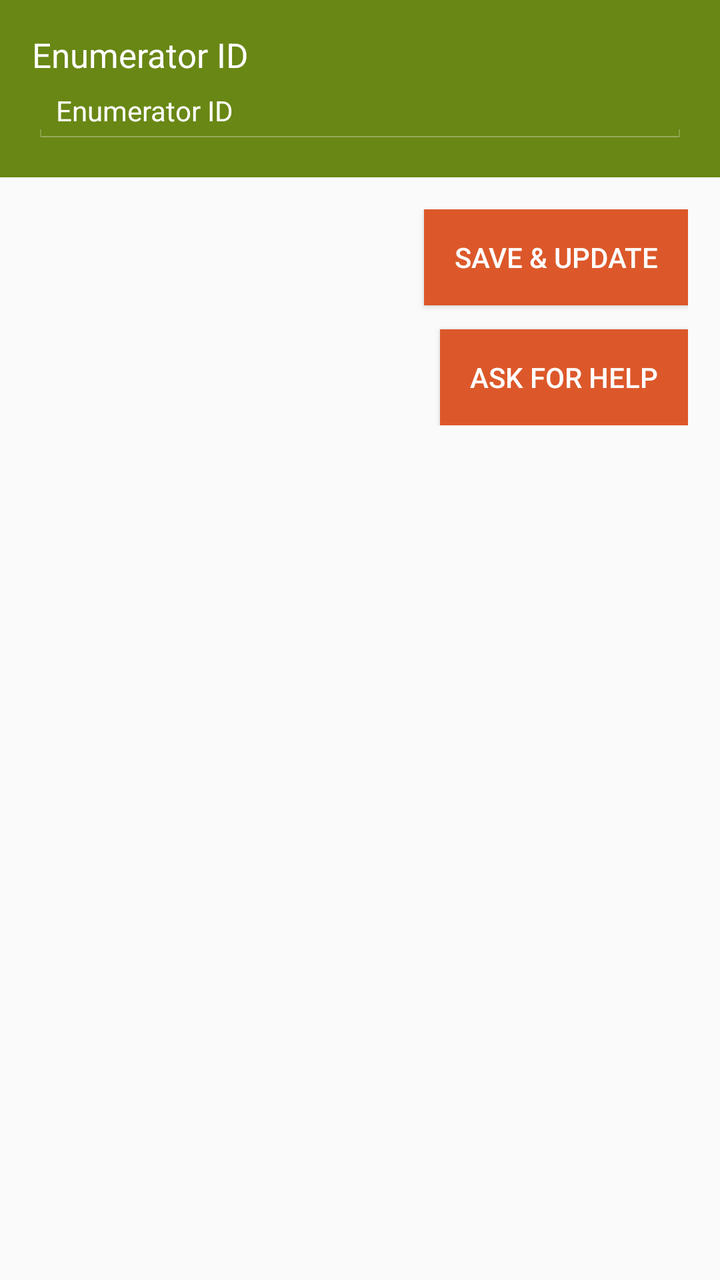
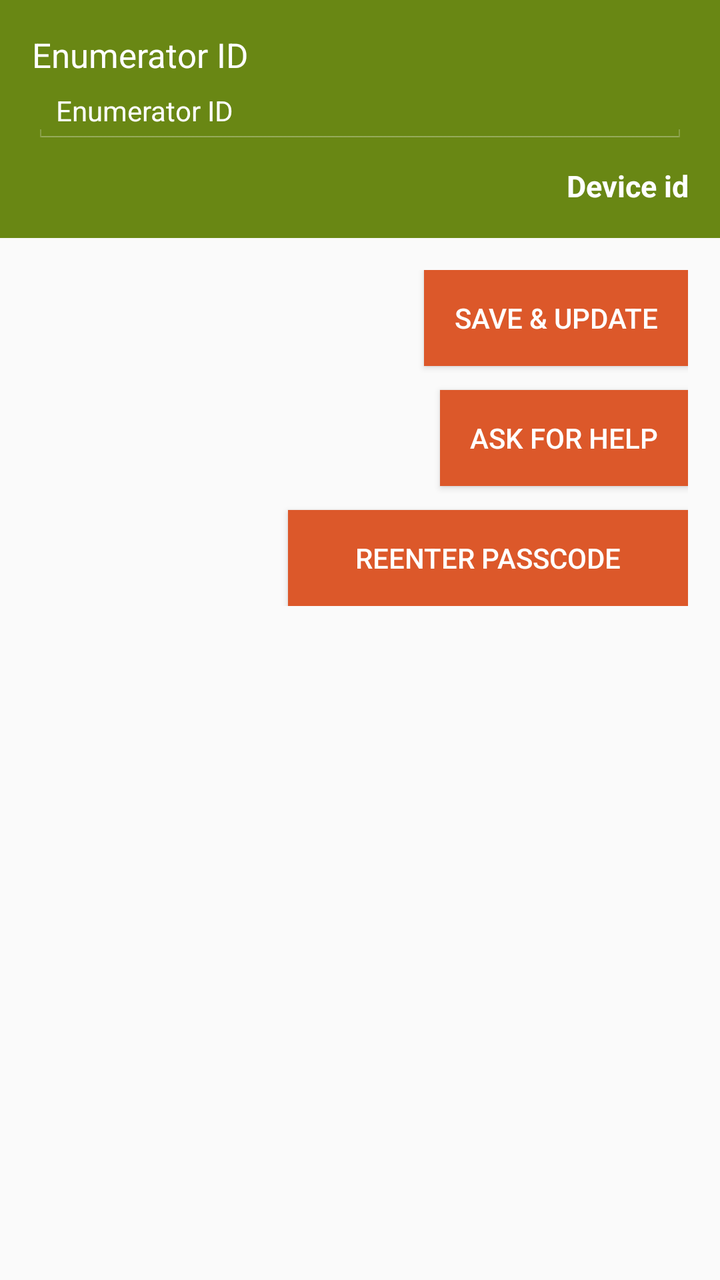

Compare the two renders of this Android layout. The source of the first and the diff that turns it into the second are given below.
<!-- AndroidManifest.xml: application theme AppCompactTheme -->
<!-- res/layout/activity_settings.xml -->
<RelativeLayout xmlns:android="http://schemas.android.com/apk/res/android"
    xmlns:app="http://schemas.android.com/apk/res-auto"
    xmlns:tools="http://schemas.android.com/tools"
    android:layout_width="match_parent"
    android:layout_height="match_parent"
    android:background="@color/ofis_page_background"
    tools:context="com.olam.digital.ofis.SettingsActivity"
    tools:ignore="Overdraw">

    <LinearLayout
        android:id="@+id/middleSection"
        android:layout_width="match_parent"
        android:layout_height="wrap_content"
        android:background="@color/ofis_farmer_screen_actions_background"
        android:orientation="vertical"
        android:paddingBottom="@dimen/activity_vertical_margin"
        android:paddingLeft="@dimen/activity_horizontal_margin"
        android:paddingRight="@dimen/activity_horizontal_margin"
        android:paddingTop="@dimen/activity_vertical_margin">

        <LinearLayout
            android:layout_width="match_parent"
            android:layout_height="match_parent"
            android:orientation="horizontal">

            <TextView
                android:id="@+id/pageTitle"
                android:layout_width="0dp"
                android:layout_height="match_parent"
                android:layout_weight="1"
                android:text="@string/Enumerator_ID"
                android:textColor="@color/ofis_base_font_white"
                android:textSize="@dimen/ofis_large_text" />

        </LinearLayout>

        <LinearLayout
            android:layout_width="match_parent"
            android:layout_height="match_parent"
            android:orientation="vertical">

            <EditText
                android:id="@+id/enumeratorID"
                android:layout_width="match_parent"
                android:layout_height="0dp"
                android:layout_weight="1"
                android:background="@drawable/ofis_edit_text_holo_dark"
                android:hint="@string/Enumerator_ID"
                android:inputType="number"
                android:textColor="@color/ofis_base_font_white"
                android:textColorHint="@color/ofis_base_font_white"
                android:textSize="@dimen/ofis_input_field_text" />

        </LinearLayout>

    </LinearLayout>

    <ScrollView
        android:layout_width="match_parent"
        android:layout_height="match_parent"
        android:layout_below="@+id/middleSection">

        <LinearLayout
            android:id="@+id/bottomSection"
            android:layout_width="match_parent"
            android:layout_height="wrap_content"
            android:gravity="end"
            android:orientation="vertical"
            android:paddingBottom="@dimen/activity_vertical_margin"
            android:paddingLeft="@dimen/activity_horizontal_margin"
            android:paddingRight="@dimen/activity_horizontal_margin"
            android:paddingTop="@dimen/activity_vertical_margin">

            <Button
                android:id="@+id/buttonSave"
                android:layout_width="wrap_content"
                android:layout_height="wrap_content"
                android:layout_marginBottom="@dimen/ofis_large_pad"
                android:background="@color/ofis_action_button_background"
                android:paddingLeft="15dp"
                android:paddingRight="15dp"
                android:text="@string/ofis_first_run_save_update"
                android:textColor="@color/ofis_base_font_white" />

            <Button
                android:id="@+id/buttonAssistance"
                android:layout_width="wrap_content"
                android:layout_height="wrap_content"
                android:background="@color/ofis_action_button_background"
                android:paddingLeft="15dp"
                android:paddingRight="15dp"
                android:text="@string/ofis_request_help"
                android:textColor="@color/ofis_base_font_white" />
            <Button
                android:id="@+id/buttonPrivacyConsent"
                android:layout_width="wrap_content"
                android:layout_height="wrap_content"
                android:background="@color/ofis_action_button_background"
                android:paddingLeft="15dp"
                android:paddingRight="15dp"
                android:visibility="gone"
                android:text="@string/ofis_request_help"
                android:textColor="@color/ofis_base_font_white" />

        </LinearLayout>

    </ScrollView>
    
    <LinearLayout
        android:id="@+id/helpRequestHolder"
        android:layout_width="match_parent"
        android:layout_height="match_parent"
        android:layout_margin="@dimen/ofis_input_field_bottom_margin"
        android:background="@drawable/border"
        android:orientation="vertical"
        android:visibility="gone">

        <LinearLayout
            android:layout_width="match_parent"
            android:layout_height="wrap_content"
            android:background="@drawable/bottom_border"
            android:paddingBottom="8dp"
            android:paddingLeft="@dimen/ofis_bottom_section_padding_vertical"
            android:paddingTop="10dp"
            android:weightSum="10">

            <TextView
                android:layout_width="wrap_content"
                android:layout_height="match_parent"
                android:layout_gravity="start|top"
                android:layout_weight="9"
                android:text="@string/ofis_request_help"
                android:textSize="@dimen/ofis_med_text"
                android:textStyle="bold" />

            <ImageButton
                android:id="@+id/helpCloseButton"
                android:layout_width="wrap_content"
                android:layout_height="match_parent"
                android:layout_gravity="end|top"
                android:layout_weight="1"
                android:background="@android:color/transparent"
                android:contentDescription="@string/ofis_switch_text_no"
                android:scaleType="fitStart"
                app:srcCompat="@drawable/ic_consent_close" />
        </LinearLayout>

        <ScrollView
            android:layout_width="match_parent"
            android:layout_height="wrap_content"
            android:paddingBottom="5dp">

            <LinearLayout
                android:layout_width="match_parent"
                android:layout_height="wrap_content"
                android:orientation="vertical"
                android:paddingBottom="8dp"
                android:paddingLeft="@dimen/ofis_bottom_section_padding_horizontal"
                android:paddingRight="@dimen/ofis_bottom_section_padding_horizontal"
                android:paddingTop="10dp">

                <EditText
                    android:id="@+id/UserName"
                    android:layout_width="match_parent"
                    android:layout_height="wrap_content"
                    android:layout_marginBottom="@dimen/ofis_input_field_bottom_margin"
                    android:hint="@string/Your_Name"
                    android:inputType="textCapWords"
                    android:textColor="@color/ofis_text_field"
                    android:textColorHint="@color/ofis_text_field"
                    android:textSize="@dimen/ofis_input_field_text" />
                <LinearLayout
                    android:layout_width="match_parent"
                    android:layout_height="wrap_content"
                    android:orientation="horizontal">
                                        <Spinner
                    android:layout_width="0dp"
                    android:layout_height="wrap_content"
                    android:id="@+id/spinner_country"
                    android:hint="@string/Country"
                    android:layout_weight="4"
                    android:layout_marginBottom="@dimen/ofis_input_field_bottom_margin"

                    android:textColor="@color/ofis_base_font_dark"
                    style="@style/AppTheme" />
                    <EditText
                        android:layout_width="0dp"
                        android:layout_height="wrap_content"
                        android:layout_weight="6"
                        android:id="@+id/UserPhoneNo"
                        android:textColor="@color/ofis_text_field"
                        android:textColorHint="@color/ofis_text_field"
                        android:digits="0123456789"
                        android:layout_marginBottom="@dimen/ofis_input_field_bottom_margin"
                        android:hint="@string/Your_phone_number"
                        android:layout_marginLeft="@dimen/ofis_small_pad"
                        android:textSize="@dimen/ofis_input_field_text"
                        android:inputType="phone"/>

                </LinearLayout>

                <EditText
                    android:id="@+id/FaultDescription"
                    android:layout_width="match_parent"
                    android:layout_height="@dimen/ofis_multiline_help_height"
                    android:layout_gravity="start"
                    android:layout_marginBottom="@dimen/ofis_input_field_bottom_margin"
                    android:hint="@string/problem_description"
                    android:inputType="textMultiLine"
                    android:textColor="@color/ofis_text_field"
                    android:textColorHint="@color/ofis_text_field"
                    android:textSize="@dimen/ofis_input_field_text" />

                <Button
                    android:id="@+id/buttonAssistanceSend"
                    android:layout_width="wrap_content"
                    android:layout_height="wrap_content"
                    android:layout_gravity="bottom|end"
                    android:layout_marginLeft="10dp"
                    android:layout_marginStart="10dp"
                    android:background="@color/ofis_action_button_background"
                    android:paddingLeft="15dp"
                    android:paddingRight="15dp"
                    android:text="@string/send_button"
                    android:textColor="@color/ofis_base_font_white" />
            </LinearLayout>
        </ScrollView>

    </LinearLayout>

</RelativeLayout>
<!-- resources referenced by this layout -->
<resources>
  <color name="ofis_action_button_background">#dc582a</color>
  <color name="ofis_base_font_dark">#222222</color>
  <color name="ofis_base_font_white">#ffffff</color>
  <color name="ofis_farmer_screen_actions_background">#698714</color>
  <color name="ofis_page_background">#fffafafa</color>
  <color name="ofis_text_field">#DE000000</color>
  <dimen name="activity_horizontal_margin">16dp</dimen>
  <dimen name="activity_vertical_margin">16dp</dimen>
  <dimen name="ofis_bottom_section_padding_horizontal">5dp</dimen>
  <dimen name="ofis_bottom_section_padding_vertical">20dp</dimen>
  <dimen name="ofis_input_field_bottom_margin">10dp</dimen>
  <dimen name="ofis_input_field_text">14sp</dimen>
  <dimen name="ofis_large_pad">12dp</dimen>
  <dimen name="ofis_large_text">17sp</dimen>
  <dimen name="ofis_med_text">15sp</dimen>
  <dimen name="ofis_multiline_help_height">120dp</dimen>
  <dimen name="ofis_small_pad">4dp</dimen>
  <!-- drawable border (drawable) -->
  <?xml version="1.0" encoding="utf-8"?>
  <shape xmlns:android="http://schemas.android.com/apk/res/android" android:shape="rectangle">
      <solid android:color="@color/ofis_consent_statement_background" />
      <stroke
          android:width="1dip"
          android:color="@color/ofis_repeater_item_border" />
  </shape>
  <string name="Country">Country</string>
  <string name="Enumerator_ID">Enumerator ID</string>
  <string name="Your_Name">Your Name</string>
  <string name="Your_phone_number">Your Phone Number</string>
  <string name="ofis_first_run_save_update">Save &amp; Update</string>
  <string name="ofis_request_help">Ask for Help</string>
  <string name="ofis_switch_text_no">No</string>
  <string name="problem_description">Describe the problem you are having</string>
  <string name="send_button">Send</string>
  <style name="AppTheme" parent="Theme.AppCompat.Light">
          
          <item name="android:spinnerItemStyle">@style/SpinnerItem</item>
          <item name="spinnerDropDownItemStyle">@style/SpinnerItem.DropDownItem</item>
          <item name="dropDownListViewStyle">@style/StandardSpinner</item>
          <item name="actionBarStyle">@style/AppTheme.ActionBarStyle</item>
          <item name="android:splitMotionEvents">false</item>
          <item name="android:windowEnableSplitTouch">false</item>
      </style>
  <color name="ofis_consent_statement_background">@color/ofis_actionbar_background</color>
  <color name="ofis_repeater_item_border">#7d7d7d</color>
  <color name="ofis_input_field_separator">#26000000</color>
  <style name="SpinnerItem" parent="Widget.AppCompat.TextView.SpinnerItem">
          <item name="android:textColor">@color/ofis_base_font_white</item>
          <item name="android:textSize">@dimen/ofis_spinner_text</item>
      </style>
  <style name="SpinnerItem.DropDownItem" parent="Widget.AppCompat.Light.DropDownItem.Spinner">
          <item name="android:textColor">@color/ofis_text_field</item>
          <item name="background">@color/ofis_spinner_item_background</item>
      </style>
  <style name="StandardSpinner" parent="Widget.AppCompat.ListView.DropDown">
          <item name="android:dividerHeight">@dimen/ofis_spinner_itemseparator</item>
          <item name="divider">@color/ofis_spinner_divider</item>
      </style>
  <style name="AppTheme.ActionBarStyle" parent="Theme.AppCompat.Light">
          <item name="titleTextStyle">@style/AppTheme.ActionBar.TitleTextStyle</item>
      </style>
  <color name="ofis_actionbar_background">#dddddd</color>
  <dimen name="ofis_spinner_text">14sp</dimen>
  <color name="ofis_spinner_item_background">@color/ofis_actionbar_background</color>
  <dimen name="ofis_spinner_itemseparator">1dp</dimen>
  <color name="ofis_spinner_divider">#ff333333</color>
  <style name="AppTheme.ActionBar.TitleTextStyle" parent="android:TextAppearance">
          <item name="android:textSize">@dimen/ofis_large_text</item>
          <item name="android:textStyle">bold</item>
      </style>
  <!-- unchanged entries left out for length: 9 -->
</resources>

<!-- the commit's change to res/layout/activity_settings.xml (unified diff, before → after) -->
@@ -51,6 +51,17 @@
                 android:textColorHint="@color/ofis_base_font_white"
                 android:textSize="@dimen/ofis_input_field_text" />
 
+            <TextView
+                android:id="@+id/deviceid"
+                android:layout_width="match_parent"
+                android:layout_height="wrap_content"
+                android:textSize="@dimen/ofis_med_text"
+                android:gravity="right"
+                android:textColor="@color/ofis_base_font_white"
+                android:textStyle="bold"
+                android:layout_marginTop="10dp"
+                android:text="Device id"/>
+
         </LinearLayout>
 
     </LinearLayout>
@@ -90,7 +101,19 @@
                 android:paddingLeft="15dp"
                 android:paddingRight="15dp"
                 android:text="@string/ofis_request_help"
-                android:textColor="@color/ofis_base_font_white" />
+                android:layout_marginBottom="@dimen/ofis_large_pad"
+                android:textColor="@color/ofis_base_font_white" />
+
+            <Button
+                android:id="@+id/reenterpasscode"
+                android:layout_width="200dp"
+                android:layout_height="wrap_content"
+                android:background="@color/ofis_action_button_background"
+                android:paddingLeft="15dp"
+                android:paddingRight="15dp"
+                android:text="@string/reenter_passcode"
+                android:textColor="@color/ofis_base_font_white" />
+
             <Button
                 android:id="@+id/buttonPrivacyConsent"
                 android:layout_width="wrap_content"
@@ -101,6 +124,7 @@
                 android:visibility="gone"
                 android:text="@string/ofis_request_help"
                 android:textColor="@color/ofis_base_font_white" />
+
 
         </LinearLayout>
 
<!-- resource entries referenced after the edit -->
@@ -33,6 +33,7 @@
   <string name="ofis_request_help">Ask for Help</string>
   <string name="ofis_switch_text_no">No</string>
   <string name="problem_description">Describe the problem you are having</string>
+  <string name="reenter_passcode">Reenter Passcode</string>
   <string name="send_button">Send</string>
   <style name="AppTheme" parent="Theme.AppCompat.Light">
           
